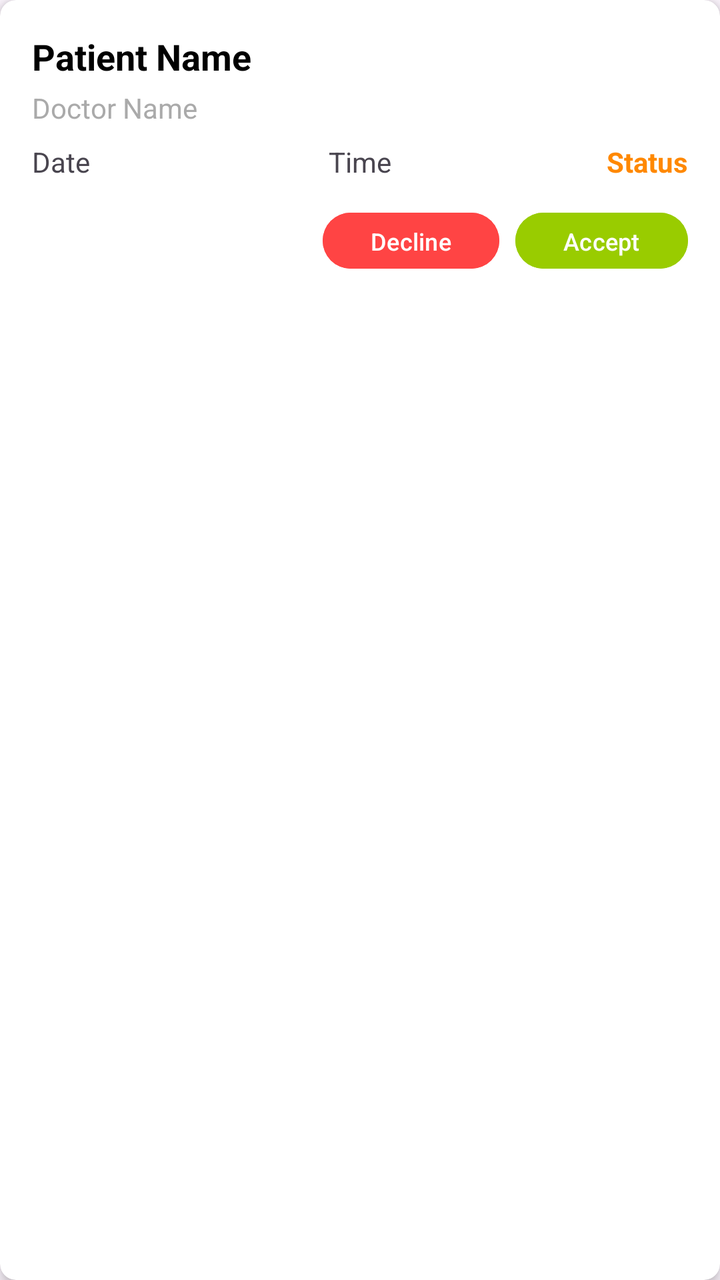
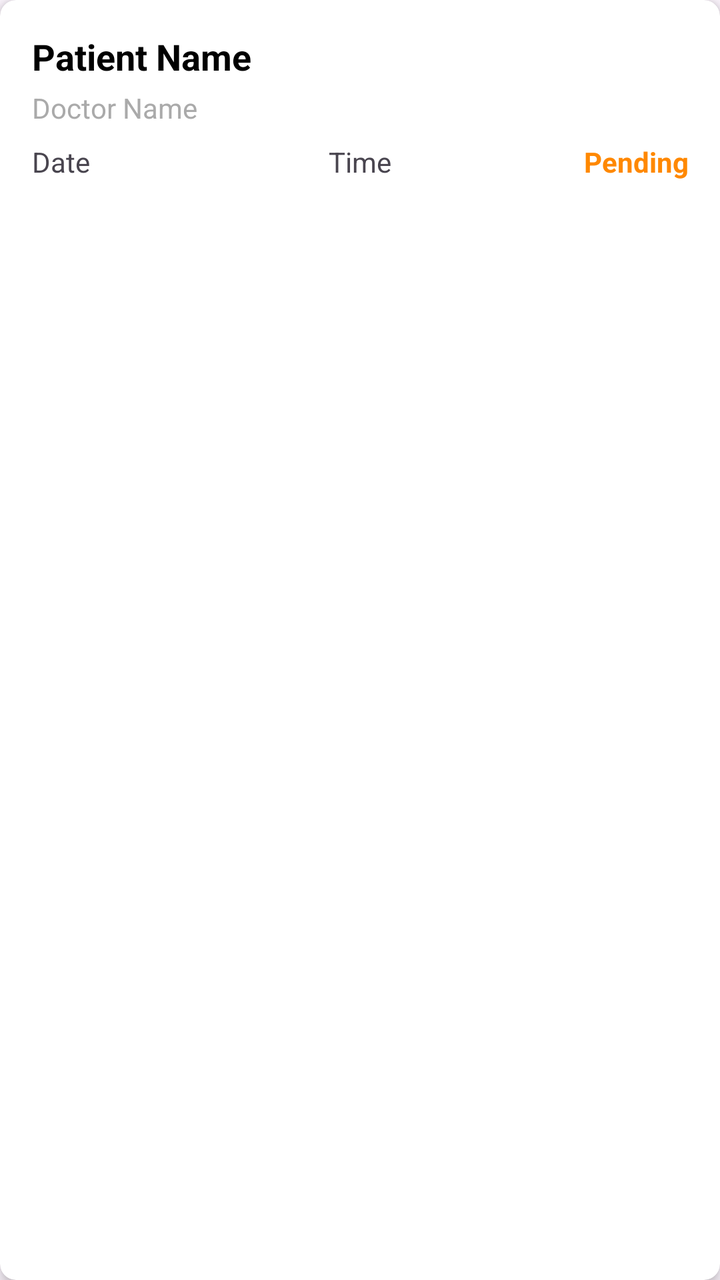

The first picture is an Android layout as it rendered before a commit; the second is the same layout after the commit. The layout source and the unified diff follow.
<!-- AndroidManifest.xml: application theme Theme.Nirogya -->
<!-- res/layout/item_appointment.xml -->
<?xml version="1.0" encoding="utf-8"?>
<androidx.cardview.widget.CardView xmlns:android="http://schemas.android.com/apk/res/android"
    xmlns:app="http://schemas.android.com/apk/res-auto"
    android:layout_width="match_parent"
    android:layout_height="wrap_content"
    android:layout_margin="8dp"
    app:cardCornerRadius="8dp"
    app:cardElevation="4dp">

    <LinearLayout
        android:layout_width="match_parent"
        android:layout_height="wrap_content"
        android:orientation="vertical"
        android:padding="16dp">

        <TextView
            android:id="@+id/tv_patient_name"
            android:layout_width="match_parent"
            android:layout_height="wrap_content"
            android:text="Patient Name"
            android:textSize="18sp"
            android:textStyle="bold"
            android:textColor="@android:color/black" />

        <TextView
            android:id="@+id/tv_doctor_name"
            android:layout_width="match_parent"
            android:layout_height="wrap_content"
            android:text="Doctor Name"
            android:textSize="14sp"
            android:textColor="@android:color/darker_gray"
            android:layout_marginTop="4dp" />

        <LinearLayout
            android:layout_width="match_parent"
            android:layout_height="wrap_content"
            android:orientation="horizontal"
            android:layout_marginTop="8dp">

            <TextView
                android:id="@+id/tv_date"
                android:layout_width="0dp"
                android:layout_height="wrap_content"
                android:layout_weight="1"
                android:text="Date"
                android:textSize="14sp" />

            <TextView
                android:id="@+id/tv_time"
                android:layout_width="0dp"
                android:layout_height="wrap_content"
                android:layout_weight="1"
                android:text="Time"
                android:textSize="14sp"
                android:gravity="center" />

            <TextView
                android:id="@+id/tv_status"
                android:layout_width="0dp"
                android:layout_height="wrap_content"
                android:layout_weight="1"
                android:text="Status"
                android:textSize="14sp"
                android:gravity="end"
                android:textStyle="bold"
                android:textColor="@android:color/holo_orange_dark" />

        </LinearLayout>

        
        <LinearLayout
            android:layout_width="match_parent"
            android:layout_height="wrap_content"
            android:orientation="horizontal"
            android:layout_marginTop="12dp"
            android:gravity="end">

            <Button
                android:id="@+id/btn_decline"
                android:layout_width="wrap_content"
                android:layout_height="36dp"
                android:layout_marginEnd="8dp"
                android:text="Decline"
                android:textSize="12sp"
                android:backgroundTint="@android:color/holo_red_light"
                android:textColor="@android:color/white"
                android:minWidth="80dp" />

            <Button
                android:id="@+id/btn_accept"
                android:layout_width="wrap_content"
                android:layout_height="36dp"
                android:text="Accept"
                android:textSize="12sp"
                android:backgroundTint="@android:color/holo_green_light"
                android:textColor="@android:color/white"
                android:minWidth="80dp" />

        </LinearLayout>

    </LinearLayout>

</androidx.cardview.widget.CardView>
<!-- resources referenced by this layout -->
<resources>
  <style name="Theme.Nirogya" parent="Base.Theme.Nirogya" />
  <style name="Base.Theme.Nirogya" parent="Theme.Material3.DayNight.NoActionBar">
          
          
      </style>
</resources>

<!-- the commit's change to res/layout/item_appointment.xml (unified diff, before → after) -->
@@ -13,6 +13,7 @@
         android:orientation="vertical"
         android:padding="16dp">
 
+        
         <TextView
             android:id="@+id/tv_patient_name"
             android:layout_width="match_parent"
@@ -22,6 +23,7 @@
             android:textStyle="bold"
             android:textColor="@android:color/black" />
 
+        
         <TextView
             android:id="@+id/tv_doctor_name"
             android:layout_width="match_parent"
@@ -31,6 +33,7 @@
             android:textColor="@android:color/darker_gray"
             android:layout_marginTop="4dp" />
 
+        
         <LinearLayout
             android:layout_width="match_parent"
             android:layout_height="wrap_content"
@@ -59,21 +62,22 @@
                 android:layout_width="0dp"
                 android:layout_height="wrap_content"
                 android:layout_weight="1"
-                android:text="Status"
+                android:text="Pending"
                 android:textSize="14sp"
                 android:gravity="end"
                 android:textStyle="bold"
                 android:textColor="@android:color/holo_orange_dark" />
-
         </LinearLayout>
 
         
         <LinearLayout
+            android:id="@+id/layout_action_buttons"
             android:layout_width="match_parent"
             android:layout_height="wrap_content"
             android:orientation="horizontal"
             android:layout_marginTop="12dp"
-            android:gravity="end">
+            android:gravity="end"
+            android:visibility="gone"> 
 
             <Button
                 android:id="@+id/btn_decline"
@@ -95,9 +99,7 @@
                 android:backgroundTint="@android:color/holo_green_light"
                 android:textColor="@android:color/white"
                 android:minWidth="80dp" />
-
         </LinearLayout>
 
     </LinearLayout>
-
 </androidx.cardview.widget.CardView>
<!-- resource entries referenced after the edit -->
@@ -3,7 +3,15 @@
   <style name="Theme.Nirogya" parent="Base.Theme.Nirogya" />
   <style name="Base.Theme.Nirogya" parent="Theme.Material3.DayNight.NoActionBar">
           
-          
+          <item name="colorPrimary">@color/primaryColor</item>
+          <item name="colorOnPrimary">@color/white</item>
+          <item name="colorSecondary">@color/secondaryColor</item>
+          <item name="colorOnSecondary">@color/white</item>
+          <item name="android:statusBarColor" tools:targetApi="l">@color/primaryDark</item>
       </style>
+  <color name="primaryColor">#2196F3</color>
+  <color name="white">#FFFFFFFF</color>
+  <color name="secondaryColor">#4CAF50</color>
+  <color name="primaryDark">#1976D2</color>
 </resources>
 
